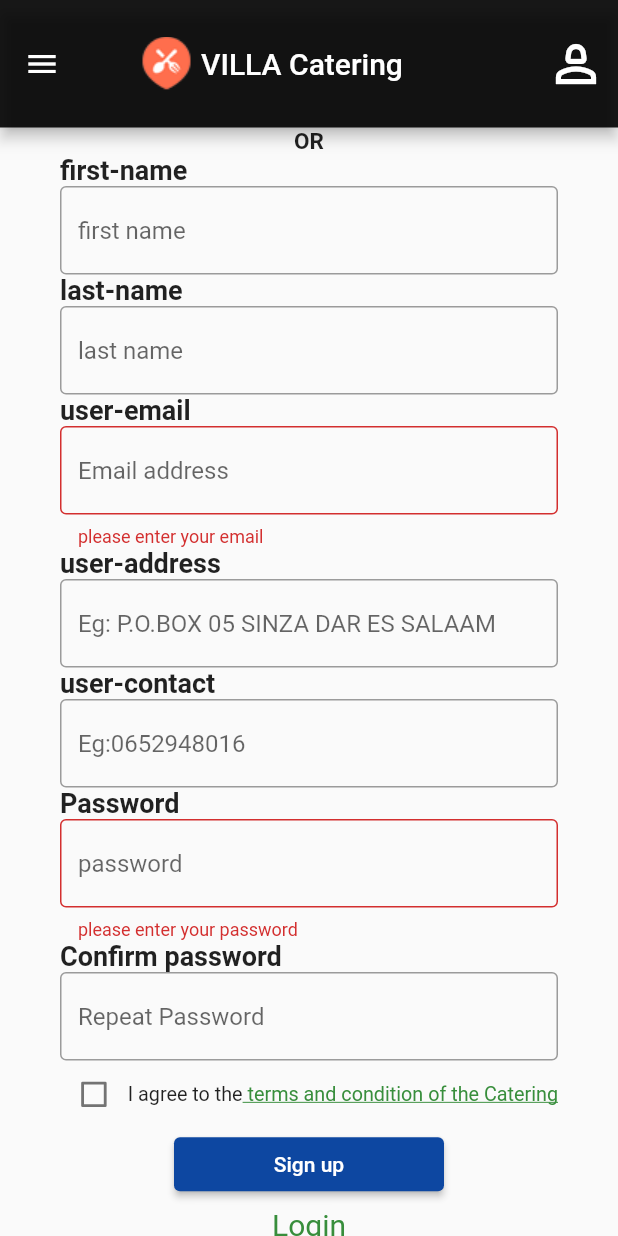
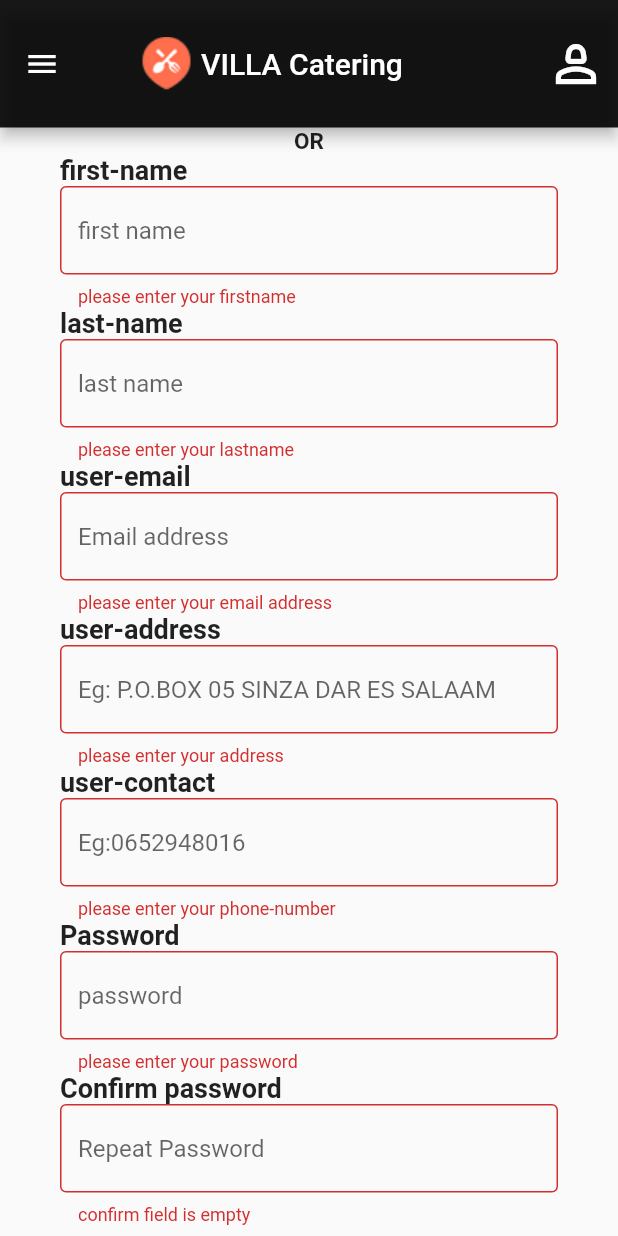
Before and after one commit to dnspascal/catering-app, a Flutter app: the Registration screen opened directly, scrolled down 156 dp, after a tap on "Sign up", on a phone screen of 412 x 824 dp. Run offline on Flutter 3.47's test engine with Material 2 defaults, Android fonts, the light colour scheme and no system bars; our stand-ins replace email_validator.

Commit message:
REGISTRATION SENDING DATA TO THE DATABASE

```diff
--- a/lib/pages/registration.dart
+++ b/lib/pages/registration.dart
@@ -3,7 +3,9 @@ import 'package:flutter/material.dart';
 import 'package:catering_app/customizable_widgets/MyAppBar.dart';
 import 'package:catering_app/pages/login.dart';
 
-import '../models/user.dart';
+import 'package:http/http.dart' as http;
+import 'package:email_validator/email_validator.dart';
+import 'dart:convert';
 
 class Registration extends StatefulWidget {
   const Registration({super.key});
@@ -13,10 +15,123 @@ class Registration extends StatefulWidget {
 }
 
 class _RegistrationState extends State<Registration> {
+  final TextEditingController _firstnameController = TextEditingController();
+  final TextEditingController _lastnameController = TextEditingController();
+  final TextEditingController _emailController = TextEditingController();
+  final TextEditingController _addressController = TextEditingController();
+  final TextEditingController _phoneNumberController = TextEditingController();
+  final TextEditingController _passwordController = TextEditingController();
+  final TextEditingController _confirmPasswordController =
+      TextEditingController();
+
+  void _register() async {
+    if (_formkey1.currentState!.validate()) {
+      _formkey1.currentState!.save();
+      var url = Uri.parse("http://192.168.43.202/indexflutter.php");
+
+      var data = {
+        'first': _firstnameController.text,
+        'last': _lastnameController.text,
+        'email': _emailController.text,
+        'address': _addressController.text,
+        'contact': _phoneNumberController.text,
+        'password': _passwordController.text,
+      };
+      var response = await http.post(url, body: data);
+
+      var res = await http.get(url);
+      // var respo = jsonDecode(res.body);
+      // print(respo.runtimeType);
+      // print(respo["status"]);
+      if (response.statusCode == 200) {
+        showDialog(
+            context: context,
+            builder: (context) => SizedBox(
+                  height: 20.0,
+                  child: AlertDialog(
+                    content: const Text("Registration successful"),
+                    actions: [
+                      TextButton(
+                          onPressed: () {
+                            Navigator.pop(context);
+                          },
+                          child: const Text("OK"))
+                    ],
+                  ),
+                ));
+
+        // _firstnameController.clear();
+        // _lastnameController.clear();
+        // _emailController.clear();
+        // _addressController.clear();
+        // _phoneNumberController.clear();
+        // _passwordController.clear();
+        // _confirmPasswordController.clear();
+      } else {
+        showDialog(
+            context: context,
+            builder: (context) => SizedBox(
+                  height: 20.0,
+                  child: AlertDialog(
+                    content: Text('Registration failed'),
+                    actions: [
+                      TextButton(
+                          onPressed: () {
+                            Navigator.pop(context);
+                          },
+                          child: const Text("TRY AGAIN"))
+                    ],
+                  ),
+                ));
+      }
+    }
+  }
+
+  bool checkEmail = false;
+  Future<void> checkExistingEmail() async {
+    // checkEmail = false;
+
+    print("INSIDE ELSE COMPARISON");
+    var url = Uri.parse("http://192.168.43.202/gethtml.php");
+    var res = await http.get(url);
+
+    var vares = jsonDecode(res.body);
+
+    vares.forEach((item) => {
+          print("wrong item is " + item['email'] + _emailController.text),
+          if (item["email"] == _emailController.text)
+            {
+              print(item['email']),
+              print("NEW EMSIL" + _emailController.text),
+              checkEmail = true
+            }
+        });
+
+    print(checkEmail);
+  }
+
   bool onCheck = false;
   final _formkey1 = GlobalKey<FormState>();
   late String email;
+  late String firstname;
   late String password;
+  late String lastname;
+  late String address;
+  late String phoneNumber;
+  late String confirmPassword;
+
+  @override
+  // void dispose() {
+  //   _firstnameController.dispose();
+  //   _lastnameController.dispose();
+  //   _emailController.dispose();
+  //   _addressController.dispose();
+  //   _confirmPasswordController.dispose();
+  //   _passwordController.dispose();
+
+  //   super.dispose();
+  // }
+
   @override
   Widget build(BuildContext context) {
     return Scaffold(
@@ -35,8 +150,8 @@ class _RegistrationState extends State<Registration> {
                   style: ButtonStyle(
                       backgroundColor:
                           MaterialStateProperty.all(Colors.blue[900]),
-                          fixedSize: MaterialStateProperty.all(
-                              const Size.fromWidth(180))),
+                      fixedSize:
+                          MaterialStateProperty.all(const Size.fromWidth(180))),
                   child: const Text("Sign up with Facebook"),
                 ),
                 const SizedBox(height: 10),
@@ -45,8 +160,8 @@ class _RegistrationState extends State<Registration> {
                   style: ButtonStyle(
                       backgroundColor:
                           MaterialStateProperty.all(Colors.red[600]),
-                          fixedSize: MaterialStateProperty.all(
-                              const Size.fromWidth(180))),
+                      fixedSize:
+                          MaterialStateProperty.all(const Size.fromWidth(180))),
                   child: const Text("Sign up with Google+"),
                 ),
                 const SizedBox(
@@ -54,8 +169,7 @@ class _RegistrationState extends State<Registration> {
                 ),
                 const Text(
                   "OR",
-                      style: TextStyle(
-                          fontWeight: FontWeight.bold, fontSize: 15.0),
+                  style: TextStyle(fontWeight: FontWeight.bold, fontSize: 15.0),
                 ),
                 Form(
                   key: _formkey1,
@@ -69,20 +183,26 @@ class _RegistrationState extends State<Registration> {
                               fontSize: 18.0, fontWeight: FontWeight.bold),
                         ),
                         TextFormField(
+                          validator: (value) {
+                            if (value == null || value.isEmpty) {
+                              return "please enter your firstname";
+                            }
+                            return null;
+                          },
+                          onSaved: (value) {
+                            firstname = value!;
+                          },
+                          controller: _firstnameController,
                           cursorColor: Colors.grey,
                           decoration: const InputDecoration(
                             focusedBorder: OutlineInputBorder(
                               borderSide: BorderSide(color: Colors.grey),
                             ),
                             border: OutlineInputBorder(
-                                  borderSide: BorderSide(
-                                      color: Colors.grey, width: 3.0),
+                              borderSide:
+                                  BorderSide(color: Colors.grey, width: 3.0),
                             ),
                             hintText: "first name ",
-                                // enabledBorder: OutlineInputBorder(
-                                //   borderSide: BorderSide(
-                                //       color: Colors.grey, width: 3.0),
-                                // ),
                           ),
                         ),
                         const Text(
@@ -91,6 +211,16 @@ class _RegistrationState extends State<Registration> {
                               fontSize: 18.0, fontWeight: FontWeight.bold),
                         ),
                         TextFormField(
+                          validator: (value) {
+                            if (value == null || value.isEmpty) {
+                              return "please enter your lastname";
+                            }
+                            return null;
+                          },
+                          onSaved: (value) {
+                            lastname = value!;
+                          },
+                          controller: _lastnameController,
                           cursorColor: Colors.grey,
                           decoration: const InputDecoration(
                             focusedBorder: OutlineInputBorder(
@@ -98,13 +228,10 @@ class _RegistrationState extends State<Registration> {
                             ),
                             border: OutlineInputBorder(
                               borderSide: BorderSide(
-                                      color: Colors.grey, ),
+                                color: Colors.grey,
+                              ),
                             ),
                             hintText: "last name ",
-                                // enabledBorder: OutlineInputBorder(
-                                //   borderSide: BorderSide(
-                                //       color: Colors.grey, width: 3.0),
-                                // ),
                           ),
                         ),
                         const Text(
@@ -114,28 +241,32 @@ class _RegistrationState extends State<Registration> {
                         ),
                         TextFormField(
                           validator: (value) {
+                            // checkExistingEmail();
+
                             if (value == null || value.isEmpty) {
-                                  return "please enter your email";
+                              return "please enter your email address";
                             }
+                            if (!EmailValidator.validate(value)) {
+                              return 'Please enter a valid email address';
+                            }
+
                             return null;
                           },
                           onSaved: (value) {
                             email = value!;
                           },
+                          keyboardType: TextInputType.emailAddress,
+                          controller: _emailController,
                           cursorColor: Colors.grey,
                           decoration: const InputDecoration(
                             focusedBorder: OutlineInputBorder(
                               borderSide: BorderSide(color: Colors.grey),
                             ),
                             border: OutlineInputBorder(
-                                  borderSide: BorderSide(
-                                      color: Colors.grey, width: 1.0),
+                              borderSide:
+                                  BorderSide(color: Colors.grey, width: 1.0),
                             ),
                             hintText: "Email address",
-                                // enabledBorder: OutlineInputBorder(
-                                //   borderSide: BorderSide(
-                                //       color: Colors.grey, width: 3.0),
-                                // ),
                           ),
                         ),
                         const Text(
@@ -144,20 +275,26 @@ class _RegistrationState extends State<Registration> {
                               fontSize: 18.0, fontWeight: FontWeight.bold),
                         ),
                         TextFormField(
+                          validator: (value) {
+                            if (value == null || value.isEmpty) {
+                              return "please enter your address";
+                            }
+                            return null;
+                          },
+                          onSaved: (value) {
+                            address = value!;
+                          },
+                          controller: _addressController,
                           cursorColor: Colors.grey,
                           decoration: const InputDecoration(
                             focusedBorder: OutlineInputBorder(
                               borderSide: BorderSide(color: Colors.grey),
                             ),
                             border: OutlineInputBorder(
-                                  borderSide: BorderSide(
-                                      color: Colors.grey, width: 5.0),
+                              borderSide:
+                                  BorderSide(color: Colors.grey, width: 5.0),
                             ),
                             hintText: "Eg: P.O.BOX 05 SINZA DAR ES SALAAM",
-                                // enabledBorder: OutlineInputBorder(
-                                  // borderSide: BorderSide(
-                                      // color: Colors.grey, width: 3.0),
-                                // ),
                           ),
                         ),
                         const Text(
@@ -166,20 +303,26 @@ class _RegistrationState extends State<Registration> {
                               fontSize: 18.0, fontWeight: FontWeight.bold),
                         ),
                         TextFormField(
+                          validator: (value) {
+                            if (value == null || value.isEmpty) {
+                              return "please enter your phone-number";
+                            }
+                            return null;
+                          },
+                          onSaved: (value) {
+                            phoneNumber = value!;
+                          },
+                          controller: _phoneNumberController,
                           cursorColor: Colors.grey,
                           decoration: const InputDecoration(
                             focusedBorder: OutlineInputBorder(
                               borderSide: BorderSide(color: Colors.grey),
                             ),
                             border: OutlineInputBorder(
-                                  borderSide: BorderSide(
-                                      color: Colors.grey, width: 5.0),
+                              borderSide:
+                                  BorderSide(color: Colors.grey, width: 5.0),
                             ),
                             hintText: "Eg:0652948016",
-                                // enabledBorder: OutlineInputBorder(
-                                //   borderSide: BorderSide(
-                                //       color: Colors.grey, width: 3.0),
-                                // ),
                           ),
                         ),
                         const Text(
@@ -197,6 +340,7 @@ class _RegistrationState extends State<Registration> {
                           onSaved: (value) {
                             password = value!;
                           },
+                          controller: _passwordController,
                           obscureText: true,
                           cursorColor: Colors.grey,
                           decoration: const InputDecoration(
@@ -204,14 +348,10 @@ class _RegistrationState extends State<Registration> {
                               borderSide: BorderSide(color: Colors.grey),
                             ),
                             border: OutlineInputBorder(
-                                  borderSide: BorderSide(
-                                      color: Colors.grey, width: 5.0),
+                              borderSide:
+                                  BorderSide(color: Colors.grey, width: 5.0),
                             ),
                             hintText: "password",
-                              //   enabledBorder: OutlineInputBorder(
-                              //     borderSide: BorderSide(
-                              //         color: Colors.grey, width: 3.0),
-                              //   ),
                           ),
                         ),
                         const Text(
@@ -220,20 +360,29 @@ class _RegistrationState extends State<Registration> {
                               fontSize: 18.0, fontWeight: FontWeight.bold),
                         ),
                         TextFormField(
+                          validator: (value) {
+                            if (value == null || value.isEmpty) {
+                              return "confirm field is empty";
+                            } else if (value != _passwordController.text) {
+                              return "Password does not match";
+                            }
+                            return null;
+                          },
+                          onSaved: (value) {
+                            confirmPassword = value!;
+                          },
+                          obscureText: true,
+                          controller: _confirmPasswordController,
                           cursorColor: Colors.grey,
                           decoration: const InputDecoration(
                             focusedBorder: OutlineInputBorder(
                               borderSide: BorderSide(color: Colors.grey),
                             ),
                             border: OutlineInputBorder(
-                                  borderSide: BorderSide(
-                                      color: Colors.grey, width: 5.0),
+                              borderSide:
+                                  BorderSide(color: Colors.grey, width: 5.0),
                             ),
                             hintText: "Repeat Password",
-                                // enabledBorder: OutlineInputBorder(
-                                //   borderSide: BorderSide(
-                                //       color: Colors.grey, width: 3.0),
-                                // ),
                           ),
                         ),
                       ]),
@@ -248,9 +397,8 @@ class _RegistrationState extends State<Registration> {
                         });
                       },
                     ),
-                        Text.rich(TextSpan(
-                            text: "I agree to the",
-                            children: <TextSpan>[
+                    Text.rich(
+                        TextSpan(text: "I agree to the", children: <TextSpan>[
                       TextSpan(
                           text: " terms and condition of the Catering",
                           style: TextStyle(
@@ -260,17 +408,12 @@ class _RegistrationState extends State<Registration> {
                   ]),
                 ),
                 ElevatedButton(
-                      onPressed: ()async {
-                        if(_formkey1.currentState!.validate()){
-                          _formkey1.currentState!.save();
-                          final user =User(email:email,password:password);
-                        }
-                      },
+                  onPressed: _register,
                   style: ButtonStyle(
                       backgroundColor:
                           MaterialStateProperty.all(Colors.blue[900]),
-                          fixedSize: MaterialStateProperty.all(
-                              const Size.fromWidth(180))),
+                      fixedSize:
+                          MaterialStateProperty.all(const Size.fromWidth(180))),
                   child: const Text("Sign up"),
                 ),
                 const SizedBox(height: 5.0),
@@ -286,8 +429,8 @@ class _RegistrationState extends State<Registration> {
                           decoration: TextDecoration.underline)),
                 )
               ]),
+        )),
       ),
-          ),
-        ));
+    );
   }
 }
--- a/pubspec.yaml
+++ b/pubspec.yaml
@@ -37,6 +37,8 @@ dependencies:
   # The following adds the Cupertino Icons font to your application.
   # Use with the CupertinoIcons class for iOS style icons.
   cupertino_icons: ^1.0.2
+  http: ^1.0.0
+  email_validator: ^2.1.17
 
 dev_dependencies:
   flutter_test:
```
Also changed, not shown: lib/pages/login.dart (+33 -0 lines), pubspec.lock. Lines whose indentation alone changed are shown as unchanged.
